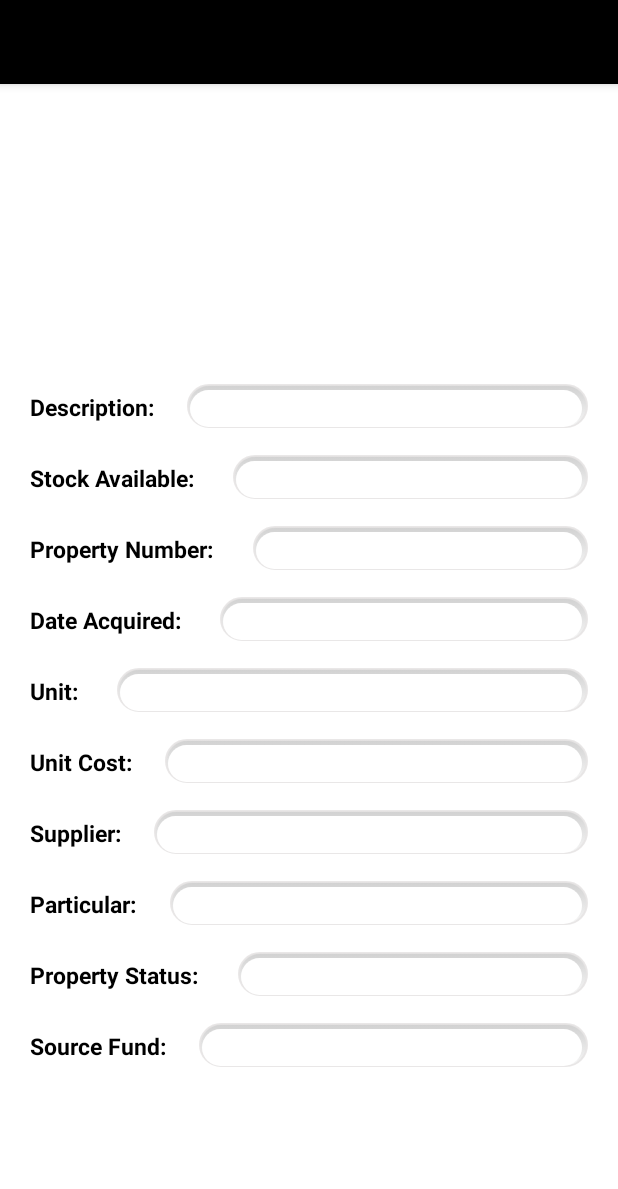
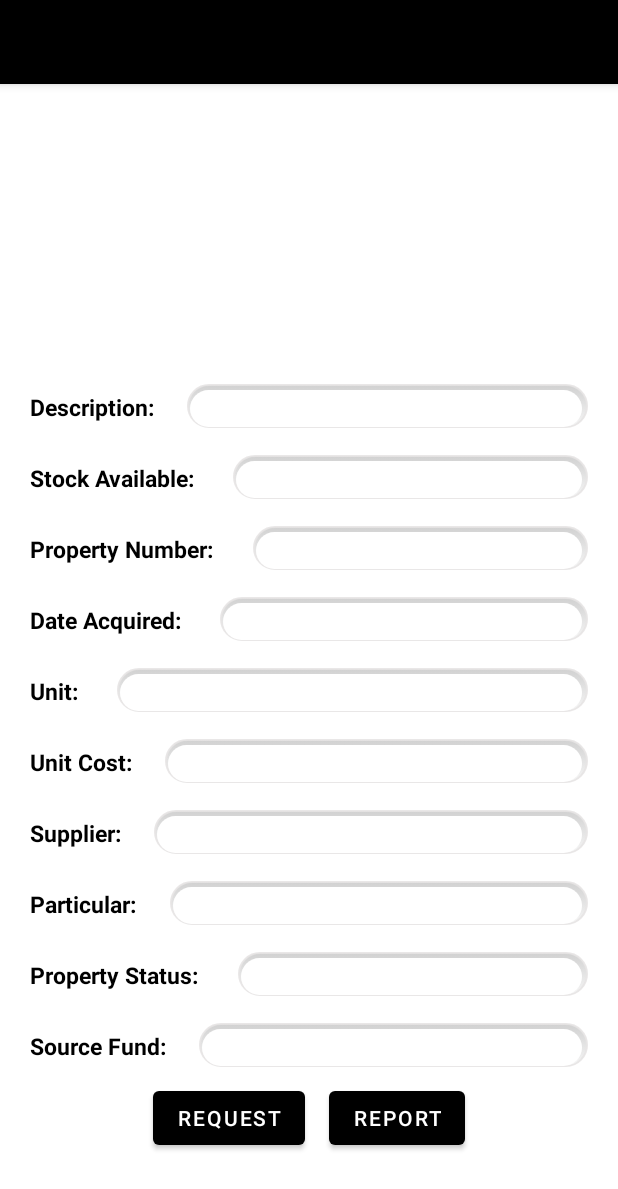
Before and after one commit to JorgB123/BISU_InventoryQRcode, an Android app: the layout activity_item_details.xml on its own in the app's theme, with its tools: preview values and no code run, on a phone screen of 412 x 824 dp. Shown: the top 1189 px of the screen. Run offline under Robolectric (Android 15) with nearby library versions, the phone set to English and light mode, and no system bars; network calls fail; Roboto replaces fonts that are not available here.

Commit message:
patience daw ohaha

```diff
--- a/app/src/main/res/layout/activity_item_details.xml
+++ b/app/src/main/res/layout/activity_item_details.xml
@@ -330,6 +330,30 @@
                 android:focusableInTouchMode="false" />
         </LinearLayout>
 
+        <LinearLayout
+            android:layout_width="match_parent"
+            android:layout_height="wrap_content"
+            android:gravity="center"
+            android:orientation="horizontal">
+
+            <!-- Request Button -->
+            <Button
+                android:id="@+id/request_button"
+                android:layout_width="wrap_content"
+                android:layout_height="wrap_content"
+                android:layout_margin="8dp"
+                android:text="Request" />
+
+            <!-- Report Button -->
+            <Button
+                android:id="@+id/report_button"
+                android:layout_width="wrap_content"
+                android:layout_height="wrap_content"
+                android:layout_margin="8dp"
+                android:text="Report" />
+
+        </LinearLayout>
+
 
     </LinearLayout>
 
```
Also changed, not shown: app/src/main/java/com/example/bisu_inventoryqrcode/ItemData.java (+81 -1 lines), app/src/main/java/com/example/bisu_inventoryqrcode/ItemDetails.java (+15 -59 lines), app/src/main/java/com/example/bisu_inventoryqrcode/RecyclerViewAdapter.java (+10 -1 lines), app/src/main/java/com/example/bisu_inventoryqrcode/ViewInventory.java (+12 -2 lines).
